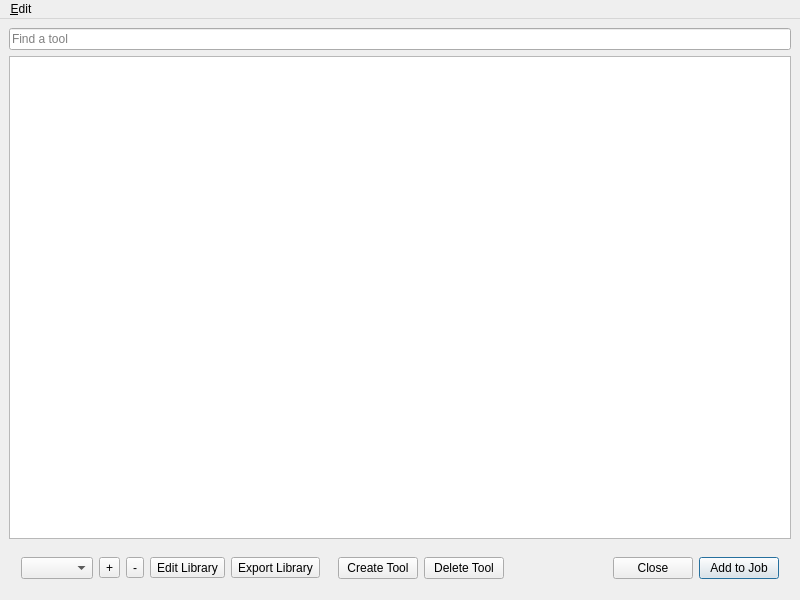
First picture: the form in btl/ui/library.ui, repository knipknap/better-tool-library, before the edit.
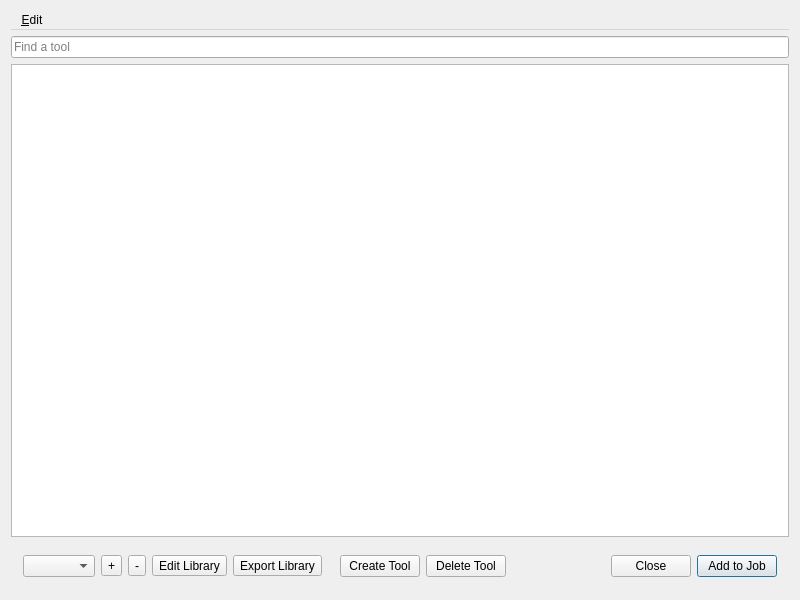
Second picture: the form after the edit. Icons and pictures are not drawn.

Commit message: fix: UI only worked in standalone mode

```diff
--- a/btl/ui/library.ui
+++ b/btl/ui/library.ui
@@ -1,7 +1,7 @@
 <?xml version="1.0" encoding="UTF-8"?>
 <ui version="4.0">
  <class>MainWindow</class>
- <widget class="QMainWindow" name="MainWindow">
+ <widget class="QDialog" name="MainWindow">
   <property name="geometry">
    <rect>
     <x>0</x>
@@ -13,7 +13,23 @@
   <property name="windowTitle">
    <string>Tool Library</string>
   </property>
-  <widget class="QWidget" name="centralwidget">
+  <layout class="QVBoxLayout" name="verticalLayout">
+   <item>
+    <widget class="QMenuBar" name="menubar">
+     <widget class="QMenu" name="menuEdit">
+      <property name="title">
+       <string>&amp;Edit</string>
+      </property>
+      <addaction name="actionCopy"/>
+      <addaction name="actionPaste"/>
+      <addaction name="actionDelete"/>
+      <addaction name="separator"/>
+      <addaction name="actionPreferences"/>
+     </widget>
+     <addaction name="menuEdit"/>
+    </widget>
+   </item>
+   <item>
    <layout class="QHBoxLayout" name="horizontalLayout">
     <item>
      <layout class="QGridLayout" name="gridLayout">
@@ -210,38 +226,8 @@
      </layout>
     </item>
    </layout>
-   <widget class="QWidget" name="gridLayoutWidget" native="true">
-    <property name="geometry">
-     <rect>
-      <x>190</x>
-      <y>90</y>
-      <width>160</width>
-      <height>80</height>
-     </rect>
-    </property>
-   </widget>
-  </widget>
-  <widget class="QMenuBar" name="menubar">
-   <property name="geometry">
-    <rect>
-     <x>0</x>
-     <y>0</y>
-     <width>800</width>
-     <height>22</height>
-    </rect>
-   </property>
-   <widget class="QMenu" name="menuEdit">
-    <property name="title">
-     <string>&amp;Edit</string>
-    </property>
-    <addaction name="actionCopy"/>
-    <addaction name="actionPaste"/>
-    <addaction name="actionDelete"/>
-    <addaction name="separator"/>
-    <addaction name="actionPreferences"/>
-   </widget>
-   <addaction name="menuEdit"/>
-  </widget>
+   </item>
+  </layout>
   <action name="actionCopy">
    <property name="icon">
     <iconset>
```
Lines whose indentation alone changed are shown as unchanged. The commit also changes 2 other files.
